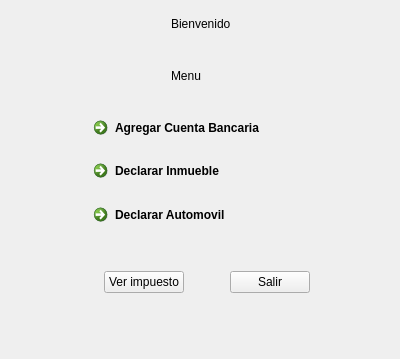
PR2-2018-Sec2/Project-Pr2, file tax_system/usuario_menu.ui: the form before one commit.
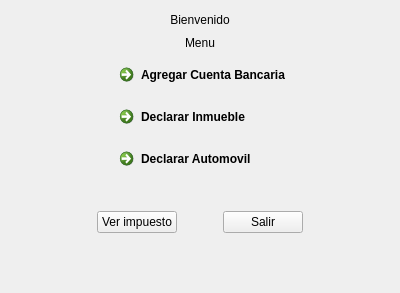
The form after the commit.

```diff
--- a/tax_system/usuario_menu.ui
+++ b/tax_system/usuario_menu.ui
@@ -7,71 +7,18 @@
     <x>0</x>
     <y>0</y>
     <width>400</width>
-    <height>359</height>
+    <height>293</height>
    </rect>
   </property>
   <property name="windowTitle">
    <string>Form</string>
   </property>
-  <widget class="QWidget" name="">
-   <property name="geometry">
-    <rect>
-     <x>10</x>
-     <y>110</y>
-     <width>253</width>
-     <height>124</height>
-    </rect>
-   </property>
-   <layout class="QHBoxLayout" name="horizontalLayout">
+  <layout class="QVBoxLayout" name="verticalLayout_9">
     <item>
-     <spacer name="horizontalSpacer">
-      <property name="orientation">
-       <enum>Qt::Horizontal</enum>
-      </property>
-      <property name="sizeHint" stdset="0">
-       <size>
-        <width>40</width>
-        <height>40</height>
-       </size>
-      </property>
-     </spacer>
-    </item>
+    <layout class="QVBoxLayout" name="verticalLayout_8">
     <item>
-     <layout class="QVBoxLayout" name="verticalLayout_4">
+      <layout class="QVBoxLayout" name="verticalLayout_7">
       <item>
-       <widget class="QCommandLinkButton" name="commandLinkButton_agregar_cuenta">
-        <property name="text">
-         <string>Agregar Cuenta Bancaria</string>
-        </property>
-       </widget>
-      </item>
-      <item>
-       <widget class="QCommandLinkButton" name="commandLinkButton_declarar_inmueble">
-        <property name="text">
-         <string>Declarar Inmueble</string>
-        </property>
-       </widget>
-      </item>
-      <item>
-       <widget class="QCommandLinkButton" name="commandLinkButton_declarar_automovil">
-        <property name="text">
-         <string>Declarar Automovil</string>
-        </property>
-       </widget>
-      </item>
-     </layout>
-    </item>
-   </layout>
-  </widget>
-  <widget class="QWidget" name="">
-   <property name="geometry">
-    <rect>
-     <x>10</x>
-     <y>0</y>
-     <width>221</width>
-     <height>99</height>
-    </rect>
-   </property>
    <layout class="QHBoxLayout" name="horizontalLayout_2">
     <item>
      <spacer name="horizontalSpacer_2">
@@ -95,6 +42,9 @@
           <property name="text">
            <string>Bienvenido</string>
           </property>
+               <property name="alignment">
+                <set>Qt::AlignCenter</set>
+               </property>
          </widget>
         </item>
        </layout>
@@ -106,23 +56,88 @@
           <property name="text">
            <string>Menu</string>
           </property>
+               <property name="alignment">
+                <set>Qt::AlignCenter</set>
+               </property>
          </widget>
         </item>
        </layout>
       </item>
      </layout>
     </item>
-   </layout>
-  </widget>
-  <widget class="QWidget" name="">
-   <property name="geometry">
-    <rect>
-     <x>40</x>
-     <y>240</y>
-     <width>334</width>
-     <height>106</height>
-    </rect>
-   </property>
+         <item>
+          <spacer name="horizontalSpacer_6">
+           <property name="orientation">
+            <enum>Qt::Horizontal</enum>
+           </property>
+           <property name="sizeHint" stdset="0">
+            <size>
+             <width>40</width>
+             <height>20</height>
+            </size>
+           </property>
+          </spacer>
+         </item>
+        </layout>
+       </item>
+       <item>
+        <layout class="QHBoxLayout" name="horizontalLayout">
+         <item>
+          <spacer name="horizontalSpacer">
+           <property name="orientation">
+            <enum>Qt::Horizontal</enum>
+           </property>
+           <property name="sizeHint" stdset="0">
+            <size>
+             <width>30</width>
+             <height>40</height>
+            </size>
+           </property>
+          </spacer>
+         </item>
+         <item>
+          <layout class="QVBoxLayout" name="verticalLayout_4">
+           <item>
+            <widget class="QCommandLinkButton" name="commandLinkButton_agregar_cuenta">
+             <property name="text">
+              <string>Agregar Cuenta Bancaria</string>
+             </property>
+            </widget>
+           </item>
+           <item>
+            <widget class="QCommandLinkButton" name="commandLinkButton_declarar_inmueble">
+             <property name="text">
+              <string>Declarar Inmueble</string>
+             </property>
+            </widget>
+           </item>
+           <item>
+            <widget class="QCommandLinkButton" name="commandLinkButton_declarar_automovil">
+             <property name="text">
+              <string>Declarar Automovil</string>
+             </property>
+            </widget>
+           </item>
+          </layout>
+         </item>
+         <item>
+          <spacer name="horizontalSpacer_7">
+           <property name="orientation">
+            <enum>Qt::Horizontal</enum>
+           </property>
+           <property name="sizeHint" stdset="0">
+            <size>
+             <width>30</width>
+             <height>20</height>
+            </size>
+           </property>
+          </spacer>
+         </item>
+        </layout>
+       </item>
+      </layout>
+     </item>
+     <item>
    <layout class="QVBoxLayout" name="verticalLayout_6">
     <item>
      <layout class="QVBoxLayout" name="verticalLayout_5">
@@ -210,13 +225,16 @@
       <property name="sizeHint" stdset="0">
        <size>
         <width>20</width>
-        <height>20</height>
+           <height>10</height>
        </size>
       </property>
      </spacer>
     </item>
    </layout>
-  </widget>
+     </item>
+    </layout>
+   </item>
+  </layout>
  </widget>
  <resources/>
  <connections/>
```
Lines whose indentation alone changed are shown as unchanged.
